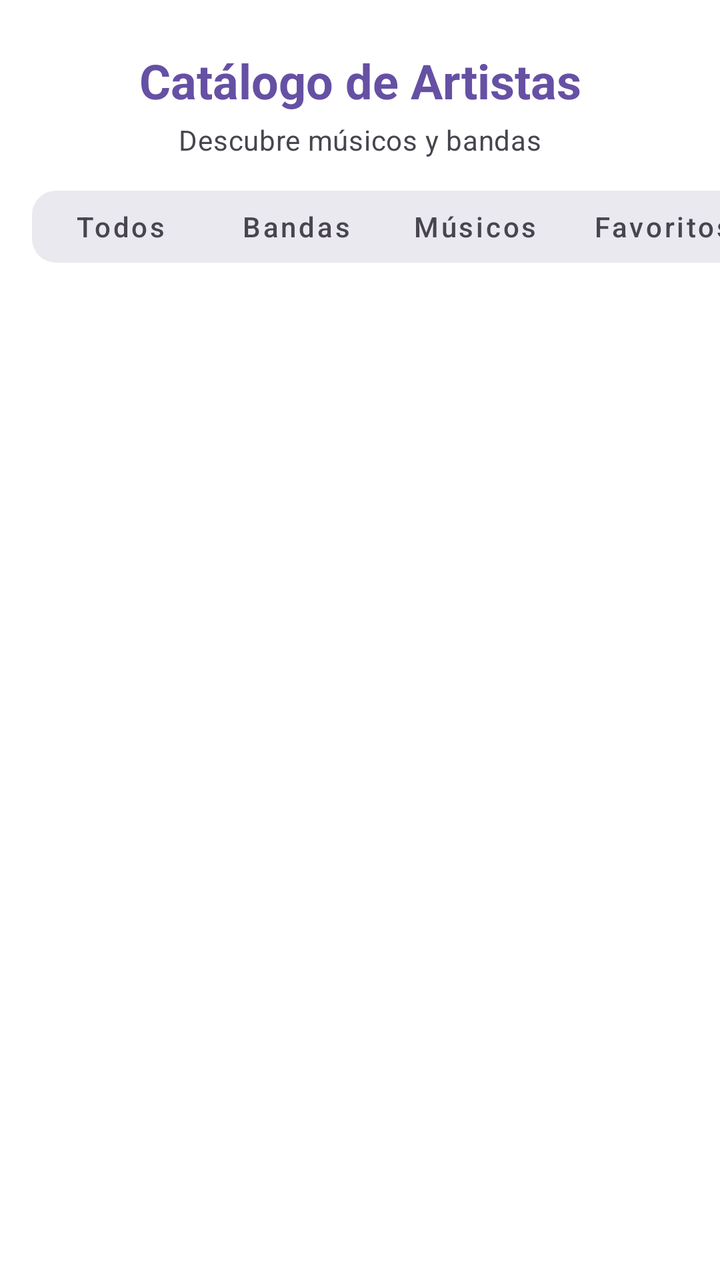
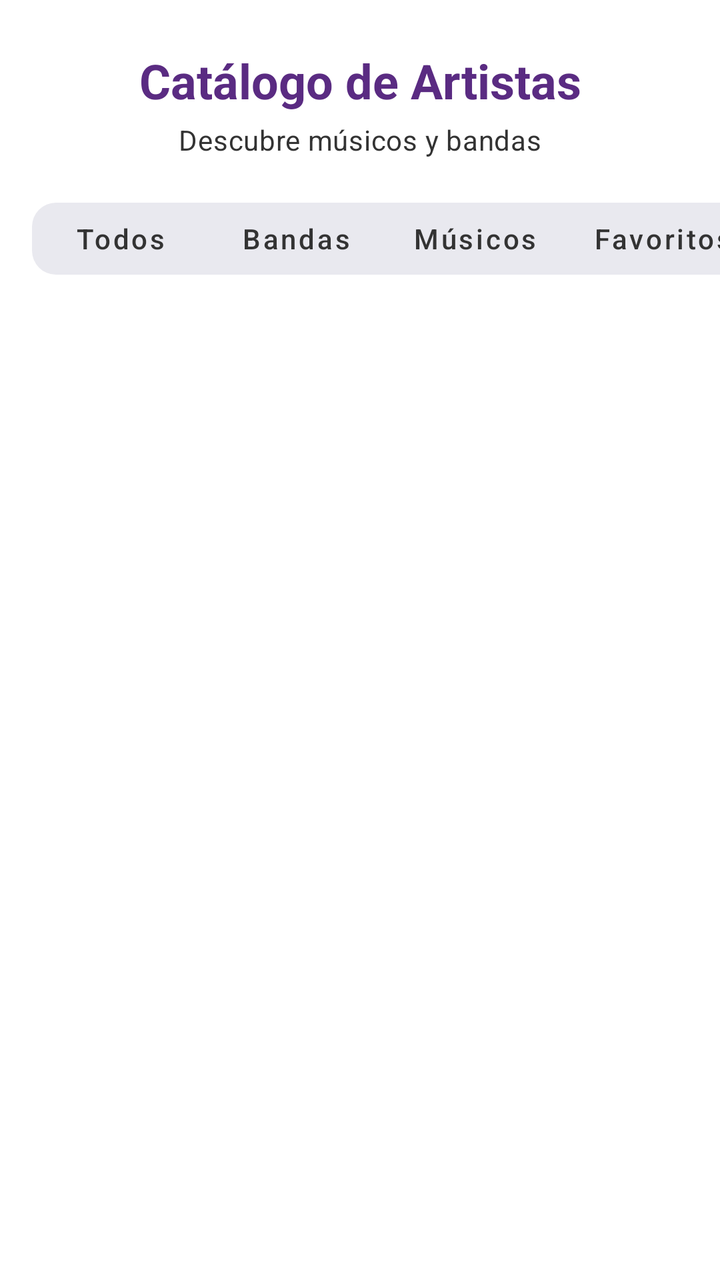

Before-and-after screenshots of an Android layout around one commit, followed by the original layout XML and the change that was made.
<!-- AndroidManifest.xml: application theme Theme.Vinilos -->
<!-- res/layout/fragment_artist_list.xml -->
<?xml version="1.0" encoding="utf-8"?>
<LinearLayout
    xmlns:android="http://schemas.android.com/apk/res/android"
    xmlns:app="http://schemas.android.com/apk/res-auto"
    android:layout_width="match_parent"
    android:layout_height="match_parent"
    android:background="@color/white"
    android:orientation="vertical">

    <TextView
        android:id="@+id/textArtistTitle"
        android:layout_width="match_parent"
        android:layout_height="wrap_content"
        android:gravity="center"
        android:paddingTop="24dp"
        android:paddingBottom="4dp"
        android:text="@string/artists_title"
        android:textAppearance="?attr/textAppearanceHeadline4"
        android:textColor="@color/purple_primary" />

    <TextView
        android:id="@+id/textArtistSubtitle"
        android:layout_width="match_parent"
        android:layout_height="wrap_content"
        android:gravity="center"
        android:paddingBottom="16dp"
        android:text="@string/artists_subtitle"
        android:textAppearance="?attr/textAppearanceBody2"
        android:textColor="@color/gray_text" />

    <HorizontalScrollView
        android:layout_width="match_parent"
        android:layout_height="wrap_content"
        android:layout_marginBottom="12dp"
        android:scrollbars="none">

        <com.google.android.material.button.MaterialButtonToggleGroup
            android:id="@+id/filterGroup"
            android:layout_width="wrap_content"
            android:layout_height="wrap_content"
            android:layout_marginStart="16dp"
            android:layout_marginEnd="16dp"
            app:singleSelection="true"
            app:selectionRequired="true">

            <com.google.android.material.button.MaterialButton
                android:id="@+id/btnFilterAll"
                style="@style/Widget.MaterialComponents.Button.OutlinedButton"
                android:layout_width="wrap_content"
                android:layout_height="36dp"
                android:insetTop="0dp"
                android:insetBottom="0dp"
                android:minHeight="0dp"
                android:paddingStart="14dp"
                android:paddingEnd="14dp"
                android:text="@string/filter_all"
                android:textAllCaps="false"
                android:textColor="@color/filter_button_text"
                app:backgroundTint="@color/filter_button_tint"
                app:cornerRadius="12dp"
                app:strokeWidth="0dp" />

            <com.google.android.material.button.MaterialButton
                android:id="@+id/btnFilterBands"
                style="@style/Widget.MaterialComponents.Button.OutlinedButton"
                android:layout_width="wrap_content"
                android:layout_height="36dp"
                android:insetTop="0dp"
                android:insetBottom="0dp"
                android:minHeight="0dp"
                android:paddingStart="14dp"
                android:paddingEnd="14dp"
                android:text="@string/filter_bands"
                android:textAllCaps="false"
                android:textColor="@color/filter_button_text"
                app:backgroundTint="@color/filter_button_tint"
                app:cornerRadius="12dp"
                app:strokeWidth="0dp" />

            <com.google.android.material.button.MaterialButton
                android:id="@+id/btnFilterMusicians"
                style="@style/Widget.MaterialComponents.Button.OutlinedButton"
                android:layout_width="wrap_content"
                android:layout_height="36dp"
                android:insetTop="0dp"
                android:insetBottom="0dp"
                android:minHeight="0dp"
                android:paddingStart="14dp"
                android:paddingEnd="14dp"
                android:text="@string/filter_musicians"
                android:textAllCaps="false"
                android:textColor="@color/filter_button_text"
                app:backgroundTint="@color/filter_button_tint"
                app:cornerRadius="12dp"
                app:strokeWidth="0dp" />

            <com.google.android.material.button.MaterialButton
                android:id="@+id/btnFilterFavorites"
                style="@style/Widget.MaterialComponents.Button.OutlinedButton"
                android:layout_width="wrap_content"
                android:layout_height="36dp"
                android:insetTop="0dp"
                android:insetBottom="0dp"
                android:minHeight="0dp"
                android:paddingStart="14dp"
                android:paddingEnd="14dp"
                android:text="@string/filter_favorites"
                android:textAllCaps="false"
                android:textColor="@color/filter_button_text"
                app:backgroundTint="@color/filter_button_tint"
                app:cornerRadius="12dp"
                app:strokeWidth="0dp" />

        </com.google.android.material.button.MaterialButtonToggleGroup>
    </HorizontalScrollView>

    <FrameLayout
        android:layout_width="match_parent"
        android:layout_height="0dp"
        android:layout_weight="1">

        <androidx.recyclerview.widget.RecyclerView
            android:id="@+id/recyclerViewArtists"
            android:layout_width="match_parent"
            android:layout_height="match_parent"
            android:paddingTop="6dp"
            android:clipToPadding="false"
            android:visibility="gone" />

        <ProgressBar
            android:id="@+id/progressBarArtists"
            android:layout_width="wrap_content"
            android:layout_height="wrap_content"
            android:layout_gravity="center"
            android:visibility="gone" />

        <TextView
            android:id="@+id/textErrorArtists"
            android:layout_width="wrap_content"
            android:layout_height="wrap_content"
            android:layout_gravity="center"
            android:gravity="center"
            android:textAppearance="?attr/textAppearanceBody1"
            android:textColor="@color/error"
            android:visibility="gone" />

    </FrameLayout>

</LinearLayout>
<!-- resources referenced by this layout -->
<resources>
  <color name="error">#FFB3261E</color>
  <color name="gray_text">#FF49454F</color>
  <color name="purple_primary">#FF6650A4</color>
  <color name="white">#FFFFFFFF</color>
  <string name="artists_subtitle">Descubre músicos y bandas</string>
  <string name="artists_title">Catálogo de Artistas</string>
  <string name="filter_all">Todos</string>
  <string name="filter_bands">Bandas</string>
  <string name="filter_favorites">Favoritos</string>
  <string name="filter_musicians">Músicos</string>
  <style name="Theme.Vinilos" parent="Theme.MaterialComponents.Light.NoActionBar">
          <item name="colorPrimary">@color/purple_primary</item>
          <item name="colorPrimaryDark">@color/purple_dark</item>
          <item name="colorAccent">@color/purple_light</item>
          <item name="android:statusBarColor">@color/purple_primary</item>
  
          <item name="textAppearanceHeadline6">@style/TextAppearance.Vinilos.TitleLarge</item>
          <item name="textAppearanceSubtitle1">@style/TextAppearance.Vinilos.TitleMedium</item>
          <item name="textAppearanceHeadline4">@style/TextAppearance.Vinilos.TitleSmall</item>
          <item name="textAppearanceBody1">@style/TextAppearance.Vinilos.BodyLarge</item>
          <item name="textAppearanceBody2">@style/TextAppearance.Vinilos.BodyMedium</item>
          <item name="textAppearanceCaption">@style/TextAppearance.Vinilos.Label</item>
      </style>
  <color name="purple_dark">#FF4F378B</color>
  <color name="purple_light">#FFEADDFF</color>
  <style name="TextAppearance.Vinilos.TitleLarge" parent="TextAppearance.MaterialComponents.Headline6">
          <item name="android:textSize">28sp</item>
          <item name="android:textStyle">bold</item>
          <item name="android:textColor">@color/black</item>
      </style>
  <style name="TextAppearance.Vinilos.TitleMedium" parent="TextAppearance.MaterialComponents.Subtitle1">
          <item name="android:textSize">16sp</item>
          <item name="android:textStyle">normal</item>
          <item name="android:textColor">@color/black</item>
      </style>
  <style name="TextAppearance.Vinilos.TitleSmall" parent="TextAppearance.MaterialComponents.Headline5">
          <item name="android:textSize">24sp</item>
          <item name="android:textStyle">bold</item>
          <item name="android:textColor">@color/black</item>
      </style>
  <style name="TextAppearance.Vinilos.BodyLarge" parent="TextAppearance.MaterialComponents.Body1">
          <item name="android:textSize">16sp</item>
          <item name="android:textColor">@color/black</item>
      </style>
  <style name="TextAppearance.Vinilos.BodyMedium" parent="TextAppearance.MaterialComponents.Body2">
          <item name="android:textSize">14sp</item>
          <item name="android:textColor">@color/black</item>
      </style>
  <style name="TextAppearance.Vinilos.Label" parent="TextAppearance.MaterialComponents.Caption">
          <item name="android:textSize">12sp</item>
          <item name="android:textColor">@color/black</item>
      </style>
  <color name="black">#FF000000</color>
</resources>

<!-- the commit's change to res/layout/fragment_artist_list.xml (unified diff, before → after) -->
@@ -4,7 +4,6 @@
     xmlns:app="http://schemas.android.com/apk/res-auto"
     android:layout_width="match_parent"
     android:layout_height="match_parent"
-    android:background="@color/white"
     android:orientation="vertical">
 
     <TextView
@@ -12,6 +11,7 @@
         android:layout_width="match_parent"
         android:layout_height="wrap_content"
         android:gravity="center"
+        android:importantForAccessibility="no"
         android:paddingTop="24dp"
         android:paddingBottom="4dp"
         android:text="@string/artists_title"
@@ -47,10 +47,8 @@
                 android:id="@+id/btnFilterAll"
                 style="@style/Widget.MaterialComponents.Button.OutlinedButton"
                 android:layout_width="wrap_content"
-                android:layout_height="36dp"
-                android:insetTop="0dp"
-                android:insetBottom="0dp"
-                android:minHeight="0dp"
+                android:layout_height="48dp"
+                android:minHeight="48dp"
                 android:paddingStart="14dp"
                 android:paddingEnd="14dp"
                 android:text="@string/filter_all"
@@ -64,10 +62,8 @@
                 android:id="@+id/btnFilterBands"
                 style="@style/Widget.MaterialComponents.Button.OutlinedButton"
                 android:layout_width="wrap_content"
-                android:layout_height="36dp"
-                android:insetTop="0dp"
-                android:insetBottom="0dp"
-                android:minHeight="0dp"
+                android:layout_height="48dp"
+                android:minHeight="48dp"
                 android:paddingStart="14dp"
                 android:paddingEnd="14dp"
                 android:text="@string/filter_bands"
@@ -81,10 +77,8 @@
                 android:id="@+id/btnFilterMusicians"
                 style="@style/Widget.MaterialComponents.Button.OutlinedButton"
                 android:layout_width="wrap_content"
-                android:layout_height="36dp"
-                android:insetTop="0dp"
-                android:insetBottom="0dp"
-                android:minHeight="0dp"
+                android:layout_height="48dp"
+                android:minHeight="48dp"
                 android:paddingStart="14dp"
                 android:paddingEnd="14dp"
                 android:text="@string/filter_musicians"
@@ -98,10 +92,8 @@
                 android:id="@+id/btnFilterFavorites"
                 style="@style/Widget.MaterialComponents.Button.OutlinedButton"
                 android:layout_width="wrap_content"
-                android:layout_height="36dp"
-                android:insetTop="0dp"
-                android:insetBottom="0dp"
-                android:minHeight="0dp"
+                android:layout_height="48dp"
+                android:minHeight="48dp"
                 android:paddingStart="14dp"
                 android:paddingEnd="14dp"
                 android:text="@string/filter_favorites"
<!-- resource entries referenced after the edit -->
@@ -1,9 +1,8 @@
 <!-- resources referenced by this layout -->
 <resources>
   <color name="error">#FFB3261E</color>
-  <color name="gray_text">#FF49454F</color>
-  <color name="purple_primary">#FF6650A4</color>
-  <color name="white">#FFFFFFFF</color>
+  <color name="gray_text">#FF333333</color>
+  <color name="purple_primary">#FF5A2B82</color>
   <string name="artists_subtitle">Descubre músicos y bandas</string>
   <string name="artists_title">Catálogo de Artistas</string>
   <string name="filter_all">Todos</string>
@@ -23,7 +22,7 @@
           <item name="textAppearanceBody2">@style/TextAppearance.Vinilos.BodyMedium</item>
           <item name="textAppearanceCaption">@style/TextAppearance.Vinilos.Label</item>
       </style>
-  <color name="purple_dark">#FF4F378B</color>
+  <color name="purple_dark">#FF3B2160</color>
   <color name="purple_light">#FFEADDFF</color>
   <style name="TextAppearance.Vinilos.TitleLarge" parent="TextAppearance.MaterialComponents.Headline6">
           <item name="android:textSize">28sp</item>
